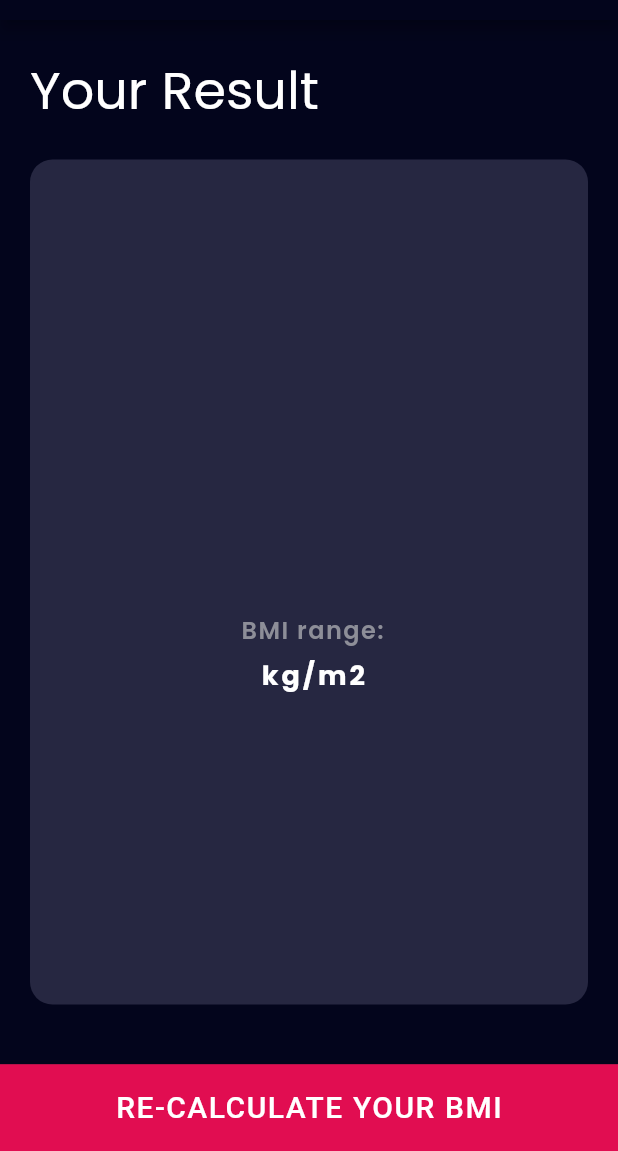
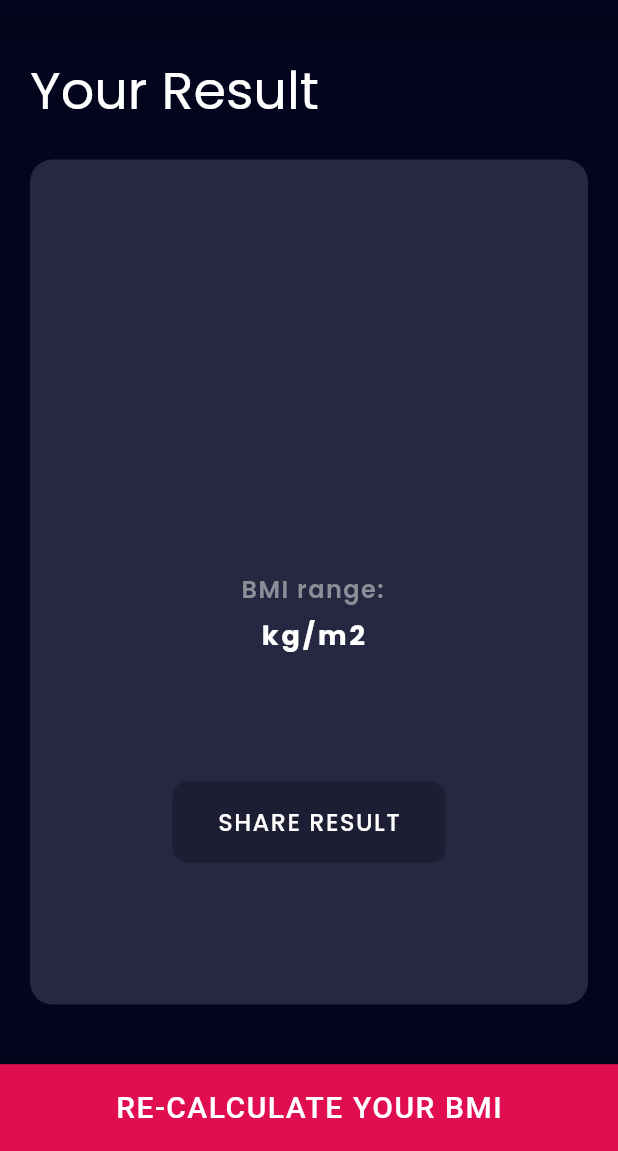
Before and after one commit to Deva0813/BMIndex, a Flutter app: the Results screen opened directly with empty values, on a phone screen of 412 x 824 dp, the part 85-1236 px from its top. Run offline on Flutter 3.47's test engine with Material 2 defaults, Android fonts, the phone set to English and light mode, and no system bars; our stand-ins replace google_fonts, screenshot, share_plus.

Commit message:
Screenshot function added

```diff
--- a/lib/screens/home.dart
+++ b/lib/screens/home.dart
@@ -26,6 +26,12 @@ class _HomeState extends State<Home> {
           padding: EdgeInsets.only(left: 10.0),
           child: Text('BMI CALCULATOR'),
         ),
+        actions: const [
+          Padding(
+            padding: EdgeInsets.only(right: 10.0),
+            child: Icon(Icons.browse_gallery),
+          )
+        ],
       ),
       body: Column(
         children: [
--- a/lib/screens/result.dart
+++ b/lib/screens/result.dart
@@ -1,6 +1,10 @@
+import 'dart:io';
 import 'package:flutter/material.dart';
 import '../constants/constants.dart';
 import 'package:google_fonts/google_fonts.dart';
+import 'package:screenshot/screenshot.dart';
+import 'package:share_plus/share_plus.dart';
+import 'package:path_provider/path_provider.dart';
 
 class Results extends StatelessWidget {
   const Results({super.key});
@@ -12,9 +16,11 @@ class Results extends StatelessWidget {
 
     final String bmi = data!['bmi'];
     final String result = data['result'];
-    final int textColor = int.parse(data['textColor']) ;
+    final int textColor = int.parse(data['textColor']);
     final String range = data['range'];
     final String interpretation = data['interpretation'];
+
+    ScreenshotController screenshotController = ScreenshotController();
 
     return Scaffold(
       appBar: AppBar(
@@ -38,75 +44,8 @@ class Results extends StatelessWidget {
               ),
             ),
             Expanded(
-              child: Container(
-                width: double.infinity,
-                margin: const EdgeInsets.only(top: 20.0, bottom: 20.0),
-                decoration: const BoxDecoration(
-                  color: kActiveCard,
-                  borderRadius: BorderRadius.all(Radius.circular(15.0)),
-                ),
-                child: Column(
-                  mainAxisAlignment: MainAxisAlignment.center,
-                  children: [
-                    Text(
-                      result.toUpperCase(),
-                      style: TextStyle(
-                          fontSize: 20.0,
-                          fontWeight: FontWeight.bold,
-                          letterSpacing: 2.0,
-                          color: Color(textColor)
-                      ),
-                    ),
-                    Text(
-                      bmi,
-                      style: TextStyle(
-                        fontSize: 100.0,
-                        fontFamily:
-                            GoogleFonts.poppins(fontWeight: FontWeight.w600)
-                                .fontFamily,
-                      ),
-                    ),
-                    Text(
-                      "$result BMI range:",
-                      style: const TextStyle(
-                        fontSize: 16.0,
-                        color: kTextColor,
-                        fontWeight: FontWeight.w600,
-                        letterSpacing: 1.0,
-                      ),
-                    ),
-                    const SizedBox(
-                      height: 5.0,
-                    ),
-                    Text(
-                      "$range kg/m2",
-                      style: const TextStyle(
-                        fontSize: 18.0,
-                        fontWeight: FontWeight.bold,
-                        letterSpacing: 2.0,
-                      ),
-                    ),
-                    const SizedBox(
-                      height: 20.0,
-                    ),
-                    Padding(
-                      padding:
-                          const EdgeInsets.fromLTRB(60.0, 20.0, 60.0, 20.0),
-                      child: Text(
-                        interpretation,
-                        textAlign: TextAlign.center,
-                        style: TextStyle(
-                          fontSize: 16.0,
-                          letterSpacing: 1.0,
-                          fontFamily:
-                              GoogleFonts.poppins(fontWeight: FontWeight.w400)
-                                  .fontFamily,
-                        ),
-                      ),
-                    ),
-                  ],
-                ),
-              ),
+              child: resultCard(result, textColor, bmi, range, interpretation,
+                  screenshotController, true),
             ),
           ],
         ),
@@ -137,4 +76,113 @@ class Results extends StatelessWidget {
       ),
     );
   }
+
+  Container resultCard(
+      String result,
+      int textColor,
+      String bmi,
+      String range,
+      String interpretation,
+      ScreenshotController screenshotController,
+      bool isShare) {
+    return Container(
+      width: double.infinity,
+      margin: const EdgeInsets.only(top: 20.0, bottom: 20.0),
+      decoration: const BoxDecoration(
+        color: kActiveCard,
+        borderRadius: BorderRadius.all(Radius.circular(15.0)),
+      ),
+      child: Column(
+        mainAxisAlignment: MainAxisAlignment.center,
+        children: [
+          Text(
+            result.toUpperCase(),
+            style: TextStyle(
+                fontSize: 20.0,
+                fontWeight: FontWeight.bold,
+                letterSpacing: 2.0,
+                color: Color(textColor)),
+          ),
+          Text(
+            bmi,
+            style: TextStyle(
+              fontSize: 100.0,
+              fontFamily:
+                  GoogleFonts.poppins(fontWeight: FontWeight.w600).fontFamily,
+            ),
+          ),
+          Text(
+            "$result BMI range:",
+            style: const TextStyle(
+              fontSize: 16.0,
+              color: kTextColor,
+              fontWeight: FontWeight.w600,
+              letterSpacing: 1.0,
+            ),
+          ),
+          const SizedBox(
+            height: 5.0,
+          ),
+          Text(
+            "$range kg/m2",
+            style: const TextStyle(
+              fontSize: 18.0,
+              fontWeight: FontWeight.bold,
+              letterSpacing: 2.0,
+            ),
+          ),
+          const SizedBox(
+            height: 20.0,
+          ),
+          Padding(
+            padding: const EdgeInsets.fromLTRB(60.0, 20.0, 60.0, 20.0),
+            child: Text(
+              interpretation,
+              textAlign: TextAlign.center,
+              style: TextStyle(
+                fontSize: 16.0,
+                letterSpacing: 1.0,
+                fontFamily:
+                    GoogleFonts.poppins(fontWeight: FontWeight.w400).fontFamily,
+              ),
+            ),
+          ),
+          isShare
+              ? TextButton(
+                  onPressed: () async {
+                    // final image = await screenshotController.capture();
+                    final image = await screenshotController.captureFromWidget(
+                        resultCard(result, textColor, bmi, range,
+                            interpretation, screenshotController, false));
+                    final directory = await getApplicationDocumentsDirectory();
+                    final imagePath =
+                        await File('${directory.path}/screenshot.png').create();
+                    await imagePath.writeAsBytes(image);
+                    await Share.shareXFiles([XFile(imagePath.path)],
+                        text: "My BMI is $bmi and I am $result.\n "
+                            "Download BMI Calculator from GitHub: \n"
+                            "https://github.com/Deva0813/bmi_calc");
+                  },
+                  style: TextButton.styleFrom(
+                    foregroundColor: Colors.black38,
+                    padding: const EdgeInsets.fromLTRB(30.0, 15.0, 30.0, 15.0),
+                    backgroundColor: kStaticCards,
+                    shape: const RoundedRectangleBorder(
+                      borderRadius: BorderRadius.all(Radius.circular(10.0)),
+                    ),
+                  ),
+                  child: Text(
+                    "Share Result".toUpperCase(),
+                    style: TextStyle(
+                        color: Colors.white,
+                        fontSize: 16.0,
+                        fontFamily: GoogleFonts.poppins(fontWeight: FontWeight.w400).fontFamily,
+                        letterSpacing: 1.0),
+                  ),
+                )
+              : Container(),
+        ],
+      ),
+    );
+  }
 }
```
Also changed, not shown: pubspec.yaml (+3 -12 lines), pubspec.lock, 1 other file.
